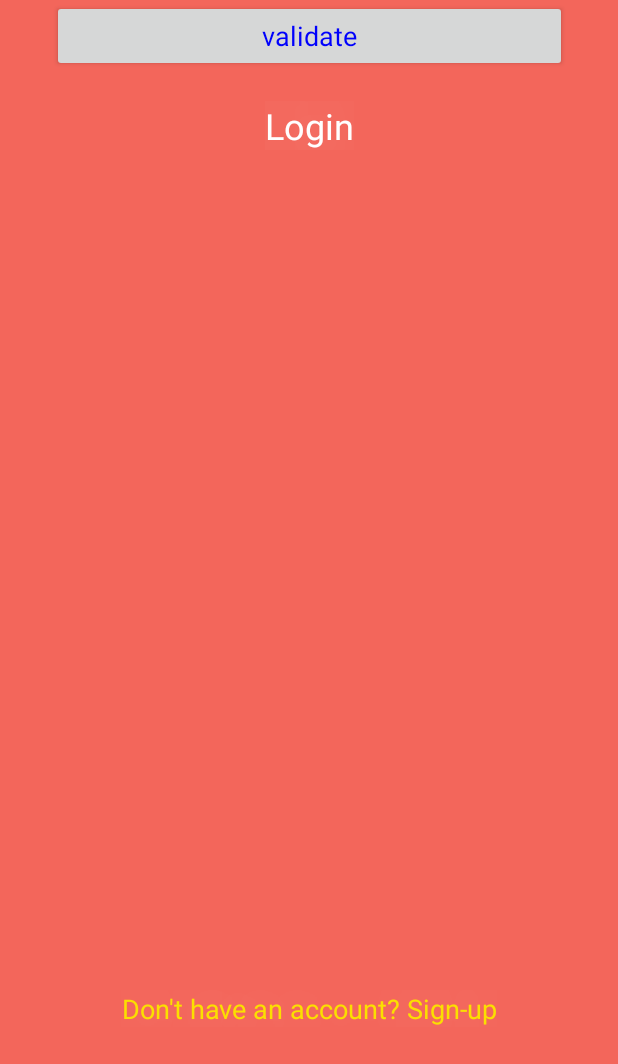
After one commit to doantuyen15/TextGame, an Android app: the layout login.xml on its own in the app's theme, with its tools: preview values and no code run, on a phone screen of 412 x 824 dp. The commit adds this screen. Shown: the top 1064 px of the screen. Run offline under Robolectric (Android 15) with nearby library versions, the phone set to English and light mode, and no system bars.

Commit message:
add login activity

```diff
--- /dev/null
+++ b/app/src/main/res/layout/login.xml
@@ -0,0 +1,110 @@
+<?xml version="1.0" encoding="utf-8"?>
+<androidx.constraintlayout.widget.ConstraintLayout
+    xmlns:android="http://schemas.android.com/apk/res/android"
+    xmlns:app="http://schemas.android.com/apk/res-auto"
+    xmlns:tools="http://schemas.android.com/tools"
+    android:layout_width="match_parent"
+    android:layout_height="match_parent">
+
+
+    <View
+        android:id="@+id/view"
+        android:layout_width="wrap_content"
+        android:layout_height="wrap_content"
+        android:background="#F3665B"
+        app:layout_constraintBottom_toBottomOf="parent"
+        app:layout_constraintEnd_toEndOf="parent"
+        app:layout_constraintHorizontal_bias="0.0"
+        app:layout_constraintStart_toStartOf="parent" />
+
+    <TextView
+        android:id="@+id/login"
+        android:layout_width="wrap_content"
+        android:layout_height="wrap_content"
+        android:layout_marginTop="67dp"
+        android:text="Login"
+        android:textAppearance="@style/login"
+        app:layout_constraintEnd_toEndOf="parent"
+        app:layout_constraintStart_toStartOf="parent"
+        app:layout_constraintTop_toTopOf="parent" />
+
+    <TextView
+        android:id="@+id/Tag_Email"
+        android:layout_width="wrap_content"
+        android:layout_height="wrap_content"
+        android:layout_marginStart="48dp"
+        android:layout_marginBottom="6dp"
+        android:gravity="center"
+        android:text="Email"
+        android:textAlignment="center"
+        android:textAppearance="@style/email"
+        app:layout_constraintBottom_toTopOf="@+id/Email"
+        app:layout_constraintStart_toStartOf="parent" />
+
+    <EditText
+        android:id="@+id/Email"
+        android:layout_width="272dp"
+        android:layout_height="43dp"
+        android:layout_marginStart="48dp"
+        android:layout_marginBottom="24dp"
+        android:gravity="center_vertical"
+        android:hint="Email"
+        android:inputType="textEmailAddress"
+        android:paddingLeft="16dp"
+        android:textColorHint="#FFFFFF"
+        app:layout_constraintBottom_toTopOf="@+id/Tag_Pass"
+        app:layout_constraintStart_toStartOf="parent" />
+
+    <TextView
+        android:id="@+id/Tag_Pass"
+        android:layout_width="wrap_content"
+        android:layout_height="wrap_content"
+        android:layout_marginStart="48dp"
+        android:layout_marginBottom="6dp"
+        android:gravity="center"
+        android:text="Password"
+        android:textAppearance="@style/password"
+        app:layout_constraintBottom_toTopOf="@+id/Password"
+        app:layout_constraintStart_toStartOf="parent" />
+
+    <EditText
+        android:id="@+id/Password"
+        android:layout_width="280dp"
+        android:layout_height="35dp"
+        android:layout_marginStart="48dp"
+        android:layout_marginBottom="32dp"
+        android:gravity="center_vertical"
+        android:hint="password"
+        android:inputType="textPassword"
+        android:paddingLeft="16dp"
+        android:textColorHint="#FFFFFF"
+        app:layout_constraintBottom_toTopOf="@+id/validate"
+        app:layout_constraintStart_toStartOf="parent" />
+
+    <Button
+        android:id="@+id/validate"
+        android:layout_width="343dp"
+        android:layout_height="48dp"
+        android:gravity="center_horizontal|center"
+        android:text="validate"
+        android:textAppearance="@style/validate"
+        app:layout_constraintEnd_toEndOf="parent"
+        app:layout_constraintStart_toStartOf="parent"
+        tools:layout_editor_absoluteY="456dp" />
+
+    <TextView
+        android:id="@+id/sigup_text"
+        android:layout_width="wrap_content"
+        android:layout_height="wrap_content"
+        android:layout_marginBottom="139dp"
+        android:gravity="center_horizontal|center"
+        android:text="Don't have an account? Sign-up"
+        android:textAppearance="@style/don_t_have_"
+        android:textSize="18sp"
+        app:layout_constraintBottom_toBottomOf="@+id/view"
+        app:layout_constraintEnd_toEndOf="parent"
+        app:layout_constraintStart_toStartOf="parent"
+        tools:visibility="visible" />
+
+
+</androidx.constraintlayout.widget.ConstraintLayout>
--- a/app/src/main/res/values/styles.xml
+++ b/app/src/main/res/values/styles.xml
@@ -7,5 +7,63 @@
         <item name="colorPrimaryDark">@color/colorPrimaryDark</item>
         <item name="colorAccent">@color/colorAccent</item>
     </style>
+    <style name="login">
+        <item name="android:textSize">
+            24sp
+        </item>
+        <item name="android:textColor">
+            #FFFFFF
+        </item>
+        <item name="android:shadowColor">
+            #FFFFFF
+        </item>
+        <item name="android:shadowDx">
+            0
+        </item>
+        <item name="android:shadowDy">
+            2
+        </item>
+        <item name="android:shadowRadius">
+            80
+        </item>
+    </style>
+    <style name="email">
+        <item name="android:textSize">   18sp
+        </item>
+        <item name="android:textColor">   #FFFFFF
+        </item>
+    </style>
+    <style name="password">
+        <item name="android:textSize">  18sp
+        </item>
+        <item name="android:textColor">  #FFFFFF
+        </item>
+    </style>
+    <style name="validate">
+        <item name="android:textSize">   18sp
+        </item>
+        <item name="android:textColor">   #0001FC
+        </item>
+    </style>
+    <style name="don_t_have_">
+        <item name="android:textSize">
+            18sp
+        </item>
+        <item name="android:textColor">
+            #FBDF00
+        </item>
+        <item name="android:shadowColor">
+            #FFFFFF
+        </item>
+        <item name="android:shadowDx">
+            0
+        </item>
+        <item name="android:shadowDy">
+            2
+        </item>
+        <item name="android:shadowRadius">
+            80
+        </item>
+    </style>
 
 </resources>
```
